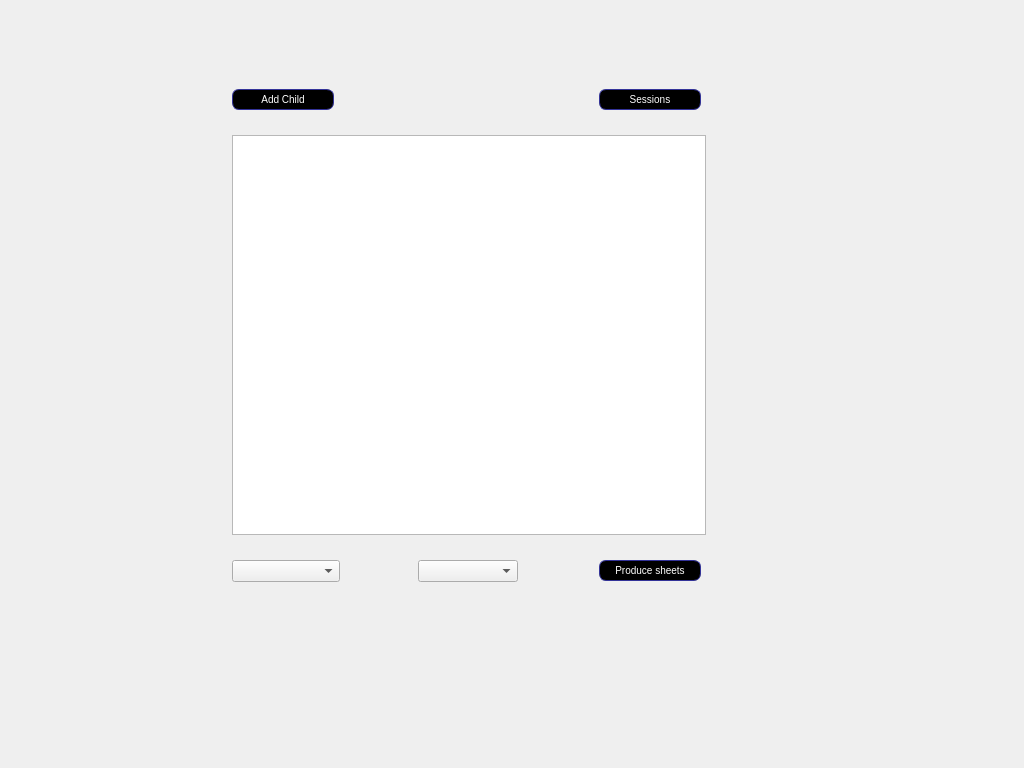
This is SessionsBooking/childlistform.ui in d-c-hope/NurserySessionsSheets as Qt 5 draws it before an edit. The edited form follows.
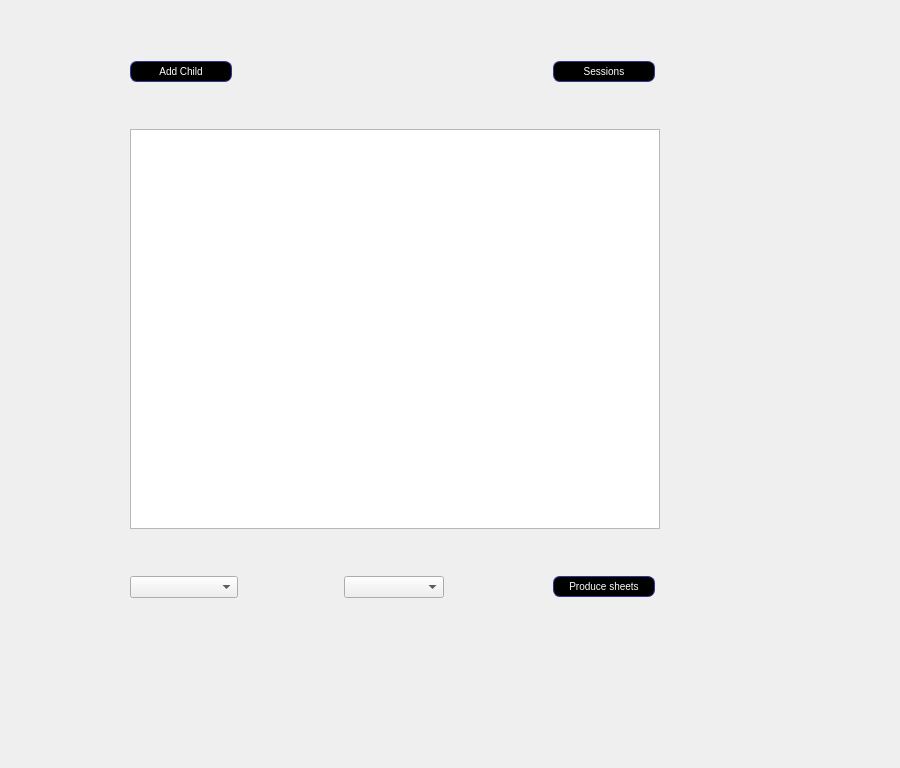
This is the edited form.

Diff of the .ui file:
```diff
--- a/SessionsBooking/childlistform.ui
+++ b/SessionsBooking/childlistform.ui
@@ -6,7 +6,7 @@
    <rect>
     <x>0</x>
     <y>0</y>
-    <width>1024</width>
+    <width>900</width>
     <height>768</height>
    </rect>
   </property>
@@ -32,15 +32,22 @@
 max-height: 13px;
 }
 
+QTableView QHeaderView::section {
+background-color:rgb(236, 236, 236) ;
+border:none;
+padding-top: 8px;
+padding-bottom: 8px;
+}
+
 </string>
   </property>
   <widget class="QWidget" name="gridLayoutWidget">
    <property name="geometry">
     <rect>
-     <x>160</x>
-     <y>70</y>
-     <width>621</width>
-     <height>531</height>
+     <x>30</x>
+     <y>20</y>
+     <width>731</width>
+     <height>621</height>
     </rect>
    </property>
    <layout class="QGridLayout" name="gridLayout">
@@ -116,6 +123,12 @@
       <property name="styleSheet">
        <string notr="true"/>
       </property>
+      <attribute name="horizontalHeaderVisible">
+       <bool>true</bool>
+      </attribute>
+      <attribute name="verticalHeaderVisible">
+       <bool>false</bool>
+      </attribute>
      </widget>
     </item>
     <item row="4" column="1">
```
